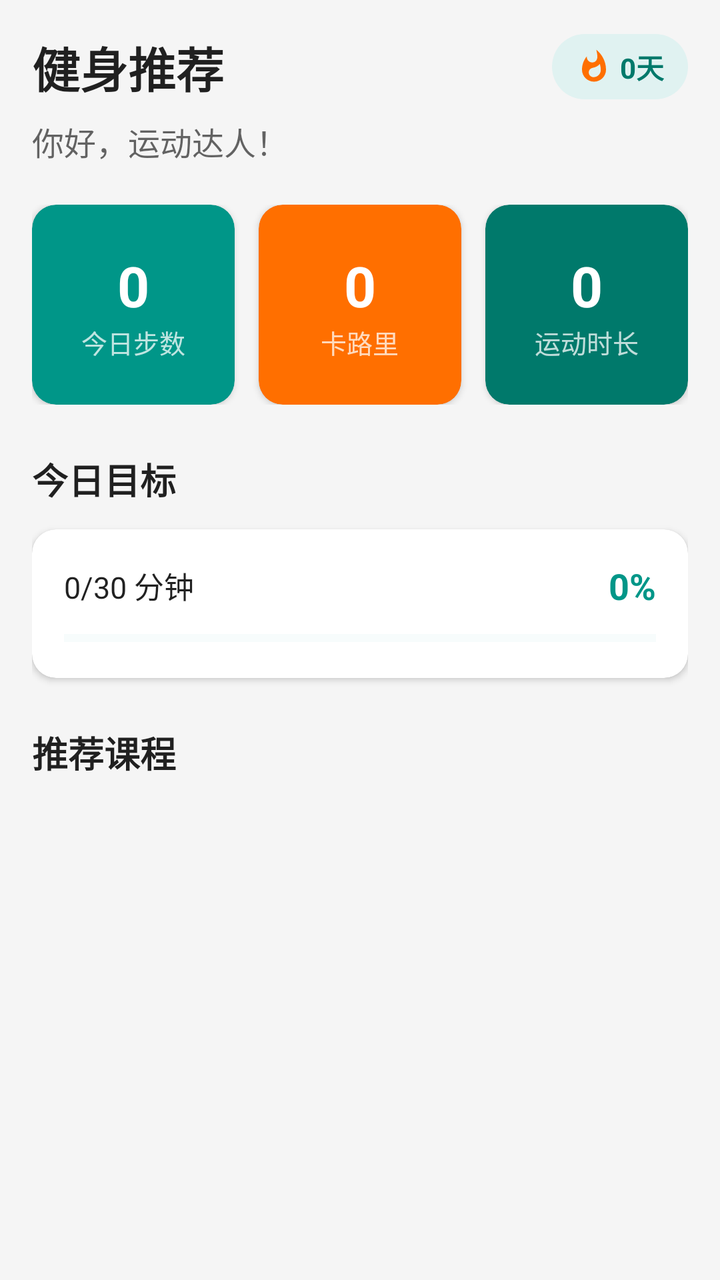
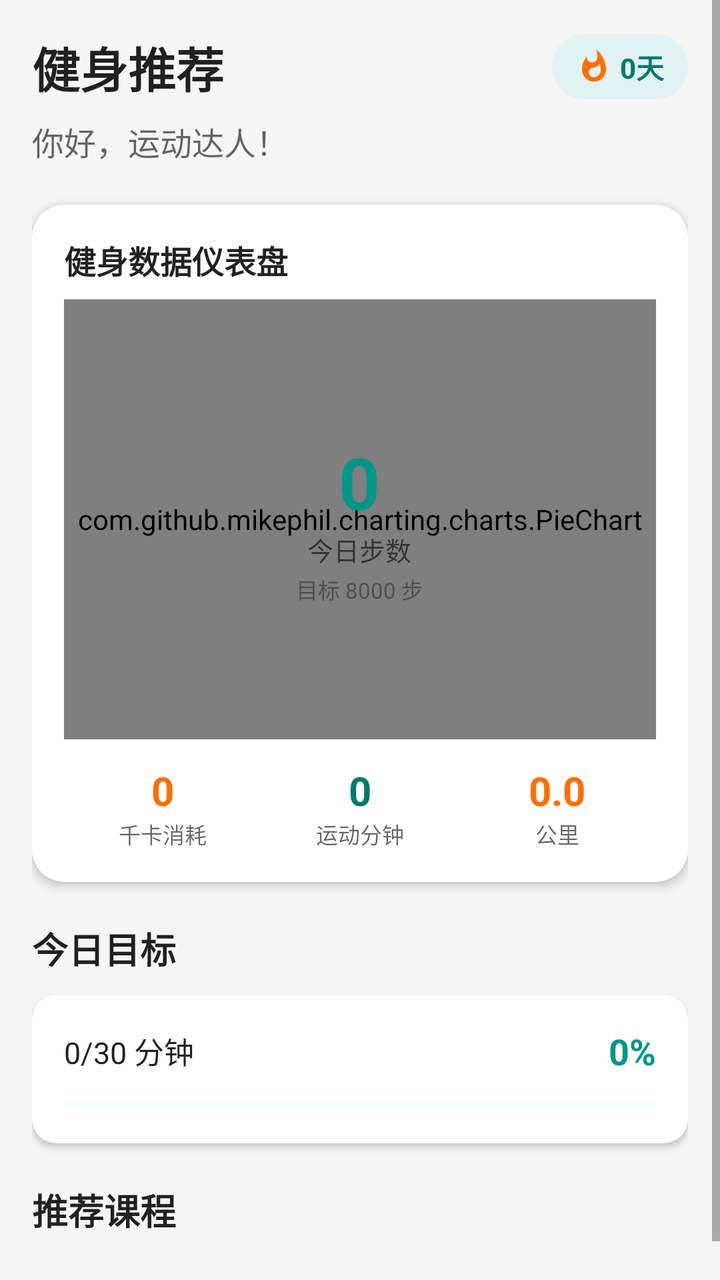

The first picture is an Android layout as it rendered before a commit; the second is the same layout after the commit. The layout source and the unified diff follow.
<!-- AndroidManifest.xml: application theme Theme.Exercise -->
<!-- res/layout/fragment_home.xml -->
<?xml version="1.0" encoding="utf-8"?>
<ScrollView
    xmlns:android="http://schemas.android.com/apk/res/android"
    xmlns:app="http://schemas.android.com/apk/res-auto"
    android:layout_width="match_parent"
    android:layout_height="match_parent"
    android:background="@color/background"
    android:fillViewport="true">

    <LinearLayout
        android:layout_width="match_parent"
        android:layout_height="wrap_content"
        android:orientation="vertical"
        android:padding="16dp">

        
        <LinearLayout
            android:layout_width="match_parent"
            android:layout_height="wrap_content"
            android:gravity="center_vertical"
            android:orientation="horizontal">

            <TextView
                android:layout_width="0dp"
                android:layout_height="wrap_content"
                android:layout_weight="1"
                android:text="@string/home_title"
                android:textColor="@color/text_primary"
                android:textSize="24sp"
                android:textStyle="bold" />

            <LinearLayout
                android:layout_width="wrap_content"
                android:layout_height="wrap_content"
                android:gravity="center_vertical"
                android:orientation="horizontal"
                android:background="@drawable/bg_chip"
                android:paddingStart="12dp"
                android:paddingEnd="12dp"
                android:paddingTop="6dp"
                android:paddingBottom="6dp">

                <ImageView
                    android:layout_width="18dp"
                    android:layout_height="18dp"
                    android:src="@drawable/ic_fire"
                    android:layout_marginEnd="4dp" />

                <TextView
                    android:id="@+id/tv_streak_home"
                    android:layout_width="wrap_content"
                    android:layout_height="wrap_content"
                    android:text="0天"
                    android:textColor="@color/primary_dark"
                    android:textSize="14sp"
                    android:textStyle="bold" />
            </LinearLayout>
        </LinearLayout>

        
        <TextView
            android:id="@+id/tv_greeting"
            android:layout_width="wrap_content"
            android:layout_height="wrap_content"
            android:layout_marginTop="8dp"
            android:text="@string/home_greeting"
            android:textColor="@color/text_secondary"
            android:textSize="16sp" />

        
        <LinearLayout
            android:layout_width="match_parent"
            android:layout_height="wrap_content"
            android:layout_marginTop="20dp"
            android:orientation="horizontal">

            <androidx.cardview.widget.CardView
                android:layout_width="0dp"
                android:layout_height="100dp"
                android:layout_weight="1"
                android:layout_marginEnd="8dp"
                app:cardCornerRadius="12dp"
                app:cardElevation="2dp"
                app:cardBackgroundColor="@color/primary">

                <LinearLayout
                    android:layout_width="match_parent"
                    android:layout_height="match_parent"
                    android:gravity="center"
                    android:orientation="vertical">

                    <TextView
                        android:id="@+id/tv_home_steps"
                        android:layout_width="wrap_content"
                        android:layout_height="wrap_content"
                        android:text="0"
                        android:textColor="@color/white"
                        android:textSize="28sp"
                        android:textStyle="bold" />

                    <TextView
                        android:layout_width="wrap_content"
                        android:layout_height="wrap_content"
                        android:text="@string/home_steps"
                        android:textColor="#BFFFFFFF"
                        android:textSize="13sp" />
                </LinearLayout>
            </androidx.cardview.widget.CardView>

            <androidx.cardview.widget.CardView
                android:layout_width="0dp"
                android:layout_height="100dp"
                android:layout_weight="1"
                android:layout_marginStart="4dp"
                android:layout_marginEnd="4dp"
                app:cardCornerRadius="12dp"
                app:cardElevation="2dp"
                app:cardBackgroundColor="@color/secondary">

                <LinearLayout
                    android:layout_width="match_parent"
                    android:layout_height="match_parent"
                    android:gravity="center"
                    android:orientation="vertical">

                    <TextView
                        android:id="@+id/tv_home_calories"
                        android:layout_width="wrap_content"
                        android:layout_height="wrap_content"
                        android:text="0"
                        android:textColor="@color/white"
                        android:textSize="28sp"
                        android:textStyle="bold" />

                    <TextView
                        android:layout_width="wrap_content"
                        android:layout_height="wrap_content"
                        android:text="@string/home_calories"
                        android:textColor="#BFFFFFFF"
                        android:textSize="13sp" />
                </LinearLayout>
            </androidx.cardview.widget.CardView>

            <androidx.cardview.widget.CardView
                android:layout_width="0dp"
                android:layout_height="100dp"
                android:layout_weight="1"
                android:layout_marginStart="8dp"
                app:cardCornerRadius="12dp"
                app:cardElevation="2dp"
                app:cardBackgroundColor="@color/primary_dark">

                <LinearLayout
                    android:layout_width="match_parent"
                    android:layout_height="match_parent"
                    android:gravity="center"
                    android:orientation="vertical">

                    <TextView
                        android:id="@+id/tv_home_minutes"
                        android:layout_width="wrap_content"
                        android:layout_height="wrap_content"
                        android:text="0"
                        android:textColor="@color/white"
                        android:textSize="28sp"
                        android:textStyle="bold" />

                    <TextView
                        android:layout_width="wrap_content"
                        android:layout_height="wrap_content"
                        android:text="@string/home_minutes"
                        android:textColor="#BFFFFFFF"
                        android:textSize="13sp" />
                </LinearLayout>
            </androidx.cardview.widget.CardView>
        </LinearLayout>

        
        <TextView
            android:layout_width="wrap_content"
            android:layout_height="wrap_content"
            android:layout_marginTop="24dp"
            android:text="@string/home_today_goal"
            android:textColor="@color/text_primary"
            android:textSize="18sp"
            android:textStyle="bold" />

        <androidx.cardview.widget.CardView
            android:layout_width="match_parent"
            android:layout_height="wrap_content"
            android:layout_marginTop="12dp"
            app:cardCornerRadius="12dp"
            app:cardElevation="2dp"
            app:cardBackgroundColor="@color/card_bg">

            <LinearLayout
                android:layout_width="match_parent"
                android:layout_height="wrap_content"
                android:orientation="vertical"
                android:padding="16dp">

                <LinearLayout
                    android:layout_width="match_parent"
                    android:layout_height="wrap_content"
                    android:gravity="center_vertical"
                    android:orientation="horizontal">

                    <TextView
                        android:id="@+id/tv_goal_progress"
                        android:layout_width="0dp"
                        android:layout_height="wrap_content"
                        android:layout_weight="1"
                        android:text="0/30 分钟"
                        android:textColor="@color/text_primary"
                        android:textSize="15sp" />

                    <TextView
                        android:id="@+id/tv_goal_percent"
                        android:layout_width="wrap_content"
                        android:layout_height="wrap_content"
                        android:text="0%"
                        android:textColor="@color/primary"
                        android:textSize="18sp"
                        android:textStyle="bold" />
                </LinearLayout>

                <ProgressBar
                    android:id="@+id/progress_goal"
                    style="?android:attr/progressBarStyleHorizontal"
                    android:layout_width="match_parent"
                    android:layout_height="8dp"
                    android:layout_marginTop="10dp"
                    android:max="100"
                    android:progress="0"
                    android:progressTint="@color/primary"
                    android:progressBackgroundTint="@color/chip_bg" />
            </LinearLayout>
        </androidx.cardview.widget.CardView>

        
        <TextView
            android:layout_width="wrap_content"
            android:layout_height="wrap_content"
            android:layout_marginTop="24dp"
            android:text="@string/home_recommend_title"
            android:textColor="@color/text_primary"
            android:textSize="18sp"
            android:textStyle="bold" />

        <androidx.recyclerview.widget.RecyclerView
            android:id="@+id/rv_home_courses"
            android:layout_width="match_parent"
            android:layout_height="wrap_content"
            android:layout_marginTop="12dp"
            android:nestedScrollingEnabled="false"
            android:overScrollMode="never" />

        <View
            android:layout_width="match_parent"
            android:layout_height="16dp" />

    </LinearLayout>
</ScrollView>
<!-- resources referenced by this layout -->
<resources>
  <color name="background">#FFF5F5F5</color>
  <color name="card_bg">#FFFFFFFF</color>
  <color name="chip_bg">#FFE0F2F1</color>
  <color name="primary">#FF009688</color>
  <color name="primary_dark">#FF00796B</color>
  <color name="secondary">#FFFF6F00</color>
  <color name="text_primary">#DE000000</color>
  <color name="text_secondary">#99000000</color>
  <color name="white">#FFFFFFFF</color>
  <!-- drawable bg_chip (drawable) -->
  <?xml version="1.0" encoding="utf-8"?>
  <shape xmlns:android="http://schemas.android.com/apk/res/android"
      android:shape="rectangle">
      <solid android:color="@color/chip_bg" />
      <corners android:radius="20dp" />
  </shape>
  <!-- drawable ic_fire (drawable) -->
  <?xml version="1.0" encoding="utf-8"?>
  <vector xmlns:android="http://schemas.android.com/apk/res/android"
      android:width="24dp"
      android:height="24dp"
      android:viewportWidth="24"
      android:viewportHeight="24">
      <path
          android:fillColor="#FFFF6F00"
          android:pathData="M13.5,0.67s0.74,2.65 0.74,4.8c0,2.06 -1.35,3.73 -3.41,3.73 -2.07,0 -3.63,-1.67 -3.63,-3.73l0.03,-0.36C5.21,7.51 4,10.62 4,14c0,4.42 3.58,8 8,8s8,-3.58 8,-8C20,8.61 17.41,3.8 13.5,0.67zM11.71,19c-1.78,0 -3.22,-1.4 -3.22,-3.14 0,-1.62 1.05,-2.76 2.81,-3.12 1.77,-0.36 3.6,-1.21 4.62,-2.58 0.39,1.29 0.59,2.65 0.59,4.04 0,2.65 -2.15,4.8 -4.8,4.8z" />
  </vector>
  <string name="home_calories">卡路里</string>
  <string name="home_greeting">你好，运动达人！</string>
  <string name="home_minutes">运动时长</string>
  <string name="home_recommend_title">推荐课程</string>
  <string name="home_steps">今日步数</string>
  <string name="home_title">健身推荐</string>
  <string name="home_today_goal">今日目标</string>
  <style name="Theme.Exercise" parent="Theme.MaterialComponents.Light.NoActionBar">
          <item name="colorPrimary">@color/primary</item>
          <item name="colorPrimaryVariant">@color/primary_dark</item>
          <item name="colorOnPrimary">@color/white</item>
          <item name="colorSecondary">@color/secondary</item>
          <item name="colorSecondaryVariant">@color/secondary_dark</item>
          <item name="colorOnSecondary">@color/white</item>
          <item name="colorSurface">@color/white</item>
          <item name="colorOnSurface">@color/text_primary</item>
          <item name="colorError">@color/error</item>
          <item name="android:statusBarColor">@color/primary_dark</item>
          <item name="android:navigationBarColor">@color/white</item>
          <item name="android:windowLightStatusBar">false</item>
          <item name="android:windowLightNavigationBar">true</item>
          <item name="android:windowOptOutEdgeToEdgeEnforcement">true</item>
      </style>
  <color name="secondary_dark">#FFE65100</color>
  <color name="error">#FFB00020</color>
</resources>

<!-- the commit's change to res/layout/fragment_home.xml (unified diff, before → after) -->
@@ -57,7 +57,6 @@
             </LinearLayout>
         </LinearLayout>
 
-        
         <TextView
             android:id="@+id/tv_greeting"
             android:layout_width="wrap_content"
@@ -68,118 +67,162 @@
             android:textSize="16sp" />
 
         
-        <LinearLayout
+        <androidx.cardview.widget.CardView
             android:layout_width="match_parent"
             android:layout_height="wrap_content"
             android:layout_marginTop="20dp"
-            android:orientation="horizontal">
-
-            <androidx.cardview.widget.CardView
-                android:layout_width="0dp"
-                android:layout_height="100dp"
-                android:layout_weight="1"
-                android:layout_marginEnd="8dp"
-                app:cardCornerRadius="12dp"
-                app:cardElevation="2dp"
-                app:cardBackgroundColor="@color/primary">
-
+            app:cardCornerRadius="16dp"
+            app:cardElevation="3dp"
+            app:cardBackgroundColor="@color/card_bg">
+
+            <LinearLayout
+                android:layout_width="match_parent"
+                android:layout_height="wrap_content"
+                android:orientation="vertical"
+                android:padding="16dp">
+
+                <TextView
+                    android:layout_width="wrap_content"
+                    android:layout_height="wrap_content"
+                    android:text="健身数据仪表盘"
+                    android:textColor="@color/text_primary"
+                    android:textSize="16sp"
+                    android:textStyle="bold" />
+
+                
+                <FrameLayout
+                    android:layout_width="match_parent"
+                    android:layout_height="220dp"
+                    android:layout_marginTop="8dp">
+
+                    
+                    <com.github.mikephil.charting.charts.PieChart
+                        android:id="@+id/chart_dashboard"
+                        android:layout_width="match_parent"
+                        android:layout_height="match_parent" />
+
+                    
+                    <LinearLayout
+                        android:layout_width="wrap_content"
+                        android:layout_height="wrap_content"
+                        android:layout_gravity="center"
+                        android:gravity="center"
+                        android:orientation="vertical">
+
+                        <TextView
+                            android:id="@+id/tv_dashboard_steps"
+                            android:layout_width="wrap_content"
+                            android:layout_height="wrap_content"
+                            android:text="0"
+                            android:textColor="@color/primary"
+                            android:textSize="36sp"
+                            android:textStyle="bold" />
+
+                        <TextView
+                            android:layout_width="wrap_content"
+                            android:layout_height="wrap_content"
+                            android:text="今日步数"
+                            android:textColor="@color/text_secondary"
+                            android:textSize="13sp" />
+
+                        <TextView
+                            android:id="@+id/tv_dashboard_goal"
+                            android:layout_width="wrap_content"
+                            android:layout_height="wrap_content"
+                            android:layout_marginTop="2dp"
+                            android:text="目标 8000 步"
+                            android:textColor="@color/text_hint"
+                            android:textSize="11sp" />
+                    </LinearLayout>
+                </FrameLayout>
+
+                
                 <LinearLayout
                     android:layout_width="match_parent"
-                    android:layout_height="match_parent"
-                    android:gravity="center"
-                    android:orientation="vertical">
-
-                    <TextView
-                        android:id="@+id/tv_home_steps"
-                        android:layout_width="wrap_content"
-                        android:layout_height="wrap_content"
-                        android:text="0"
-                        android:textColor="@color/white"
-                        android:textSize="28sp"
-                        android:textStyle="bold" />
-
-                    <TextView
-                        android:layout_width="wrap_content"
-                        android:layout_height="wrap_content"
-                        android:text="@string/home_steps"
-                        android:textColor="#BFFFFFFF"
-                        android:textSize="13sp" />
+                    android:layout_height="wrap_content"
+                    android:layout_marginTop="12dp"
+                    android:orientation="horizontal">
+
+                    <LinearLayout
+                        android:layout_width="0dp"
+                        android:layout_height="wrap_content"
+                        android:layout_weight="1"
+                        android:gravity="center"
+                        android:orientation="vertical">
+
+                        <TextView
+                            android:id="@+id/tv_dash_calories"
+                            android:layout_width="wrap_content"
+                            android:layout_height="wrap_content"
+                            android:text="0"
+                            android:textColor="@color/secondary"
+                            android:textSize="20sp"
+                            android:textStyle="bold" />
+
+                        <TextView
+                            android:layout_width="wrap_content"
+                            android:layout_height="wrap_content"
+                            android:text="千卡消耗"
+                            android:textColor="@color/text_secondary"
+                            android:textSize="11sp" />
+                    </LinearLayout>
+
+                    <LinearLayout
+                        android:layout_width="0dp"
+                        android:layout_height="wrap_content"
+                        android:layout_weight="1"
+                        android:gravity="center"
+                        android:orientation="vertical">
+
+                        <TextView
+                            android:id="@+id/tv_dash_minutes"
+                            android:layout_width="wrap_content"
+                            android:layout_height="wrap_content"
+                            android:text="0"
+                            android:textColor="@color/primary_dark"
+                            android:textSize="20sp"
+                            android:textStyle="bold" />
+
+                        <TextView
+                            android:layout_width="wrap_content"
+                            android:layout_height="wrap_content"
+                            android:text="运动分钟"
+                            android:textColor="@color/text_secondary"
+                            android:textSize="11sp" />
+                    </LinearLayout>
+
+                    <LinearLayout
+                        android:layout_width="0dp"
+                        android:layout_height="wrap_content"
+                        android:layout_weight="1"
+                        android:gravity="center"
+                        android:orientation="vertical">
+
+                        <TextView
+                            android:id="@+id/tv_dash_distance"
+                            android:layout_width="wrap_content"
+                            android:layout_height="wrap_content"
+                            android:text="0.0"
+                            android:textColor="@color/accent"
+                            android:textSize="20sp"
+                            android:textStyle="bold" />
+
+                        <TextView
+                            android:layout_width="wrap_content"
+                            android:layout_height="wrap_content"
+                            android:text="公里"
+                            android:textColor="@color/text_secondary"
+                            android:textSize="11sp" />
+                    </LinearLayout>
                 </LinearLayout>
-            </androidx.cardview.widget.CardView>
-
-            <androidx.cardview.widget.CardView
-                android:layout_width="0dp"
-                android:layout_height="100dp"
-                android:layout_weight="1"
-                android:layout_marginStart="4dp"
-                android:layout_marginEnd="4dp"
-                app:cardCornerRadius="12dp"
-                app:cardElevation="2dp"
-                app:cardBackgroundColor="@color/secondary">
-
-                <LinearLayout
-                    android:layout_width="match_parent"
-                    android:layout_height="match_parent"
-                    android:gravity="center"
-                    android:orientation="vertical">
-
-                    <TextView
-                        android:id="@+id/tv_home_calories"
-                        android:layout_width="wrap_content"
-                        android:layout_height="wrap_content"
-                        android:text="0"
-                        android:textColor="@color/white"
-                        android:textSize="28sp"
-                        android:textStyle="bold" />
-
-                    <TextView
-                        android:layout_width="wrap_content"
-                        android:layout_height="wrap_content"
-                        android:text="@string/home_calories"
-                        android:textColor="#BFFFFFFF"
-                        android:textSize="13sp" />
-                </LinearLayout>
-            </androidx.cardview.widget.CardView>
-
-            <androidx.cardview.widget.CardView
-                android:layout_width="0dp"
-                android:layout_height="100dp"
-                android:layout_weight="1"
-                android:layout_marginStart="8dp"
-                app:cardCornerRadius="12dp"
-                app:cardElevation="2dp"
-                app:cardBackgroundColor="@color/primary_dark">
-
-                <LinearLayout
-                    android:layout_width="match_parent"
-                    android:layout_height="match_parent"
-                    android:gravity="center"
-                    android:orientation="vertical">
-
-                    <TextView
-                        android:id="@+id/tv_home_minutes"
-                        android:layout_width="wrap_content"
-                        android:layout_height="wrap_content"
-                        android:text="0"
-                        android:textColor="@color/white"
-                        android:textSize="28sp"
-                        android:textStyle="bold" />
-
-                    <TextView
-                        android:layout_width="wrap_content"
-                        android:layout_height="wrap_content"
-                        android:text="@string/home_minutes"
-                        android:textColor="#BFFFFFFF"
-                        android:textSize="13sp" />
-                </LinearLayout>
-            </androidx.cardview.widget.CardView>
-        </LinearLayout>
+            </LinearLayout>
+        </androidx.cardview.widget.CardView>
 
         
         <TextView
             android:layout_width="wrap_content"
             android:layout_height="wrap_content"
-            android:layout_marginTop="24dp"
+            android:layout_marginTop="20dp"
             android:text="@string/home_today_goal"
             android:textColor="@color/text_primary"
             android:textSize="18sp"
@@ -188,7 +231,7 @@
         <androidx.cardview.widget.CardView
             android:layout_width="match_parent"
             android:layout_height="wrap_content"
-            android:layout_marginTop="12dp"
+            android:layout_marginTop="10dp"
             app:cardCornerRadius="12dp"
             app:cardElevation="2dp"
             app:cardBackgroundColor="@color/card_bg">
@@ -241,7 +284,7 @@
         <TextView
             android:layout_width="wrap_content"
             android:layout_height="wrap_content"
-            android:layout_marginTop="24dp"
+            android:layout_marginTop="20dp"
             android:text="@string/home_recommend_title"
             android:textColor="@color/text_primary"
             android:textSize="18sp"
@@ -251,7 +294,7 @@
             android:id="@+id/rv_home_courses"
             android:layout_width="match_parent"
             android:layout_height="wrap_content"
-            android:layout_marginTop="12dp"
+            android:layout_marginTop="10dp"
             android:nestedScrollingEnabled="false"
             android:overScrollMode="never" />
 
<!-- resource entries referenced after the edit -->
@@ -1,14 +1,15 @@
 <!-- resources referenced by this layout -->
 <resources>
+  <color name="accent">#FFFF6F00</color>
   <color name="background">#FFF5F5F5</color>
   <color name="card_bg">#FFFFFFFF</color>
   <color name="chip_bg">#FFE0F2F1</color>
   <color name="primary">#FF009688</color>
   <color name="primary_dark">#FF00796B</color>
   <color name="secondary">#FFFF6F00</color>
+  <color name="text_hint">#61000000</color>
   <color name="text_primary">#DE000000</color>
   <color name="text_secondary">#99000000</color>
-  <color name="white">#FFFFFFFF</color>
   <!-- drawable bg_chip (drawable) -->
   <?xml version="1.0" encoding="utf-8"?>
   <shape xmlns:android="http://schemas.android.com/apk/res/android"
@@ -27,11 +28,8 @@
           android:fillColor="#FFFF6F00"
           android:pathData="M13.5,0.67s0.74,2.65 0.74,4.8c0,2.06 -1.35,3.73 -3.41,3.73 -2.07,0 -3.63,-1.67 -3.63,-3.73l0.03,-0.36C5.21,7.51 4,10.62 4,14c0,4.42 3.58,8 8,8s8,-3.58 8,-8C20,8.61 17.41,3.8 13.5,0.67zM11.71,19c-1.78,0 -3.22,-1.4 -3.22,-3.14 0,-1.62 1.05,-2.76 2.81,-3.12 1.77,-0.36 3.6,-1.21 4.62,-2.58 0.39,1.29 0.59,2.65 0.59,4.04 0,2.65 -2.15,4.8 -4.8,4.8z" />
   </vector>
-  <string name="home_calories">卡路里</string>
   <string name="home_greeting">你好，运动达人！</string>
-  <string name="home_minutes">运动时长</string>
   <string name="home_recommend_title">推荐课程</string>
-  <string name="home_steps">今日步数</string>
   <string name="home_title">健身推荐</string>
   <string name="home_today_goal">今日目标</string>
   <style name="Theme.Exercise" parent="Theme.MaterialComponents.Light.NoActionBar">
@@ -50,6 +48,7 @@
           <item name="android:windowLightNavigationBar">true</item>
           <item name="android:windowOptOutEdgeToEdgeEnforcement">true</item>
       </style>
+  <color name="white">#FFFFFFFF</color>
   <color name="secondary_dark">#FFE65100</color>
   <color name="error">#FFB00020</color>
 </resources>
